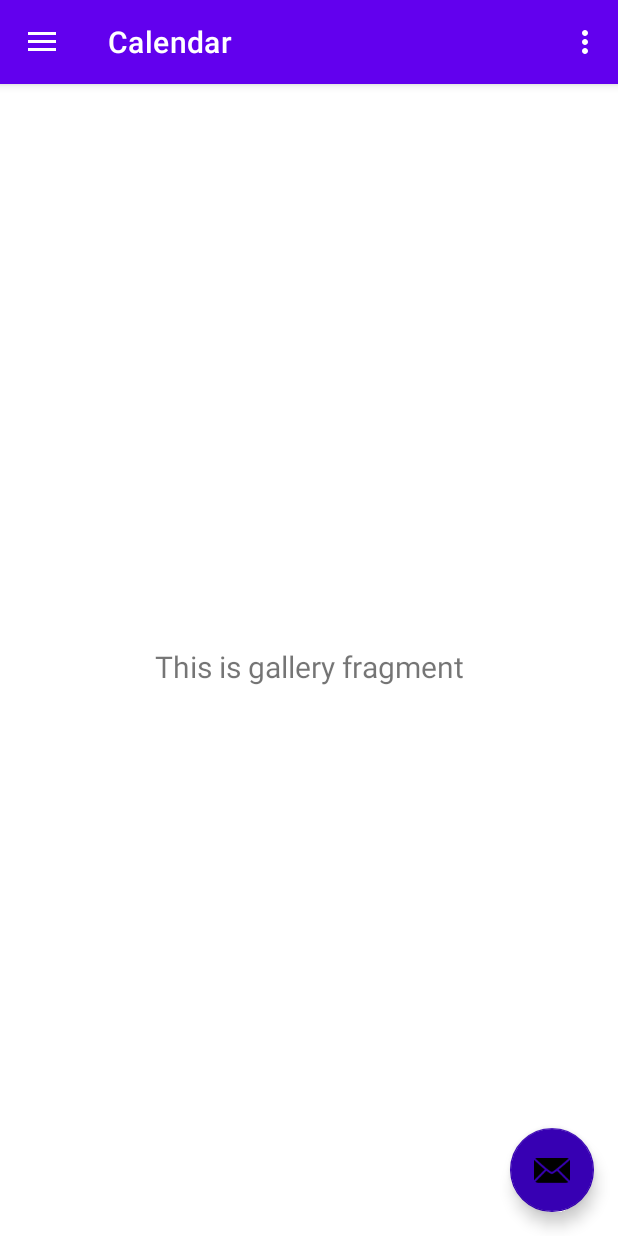
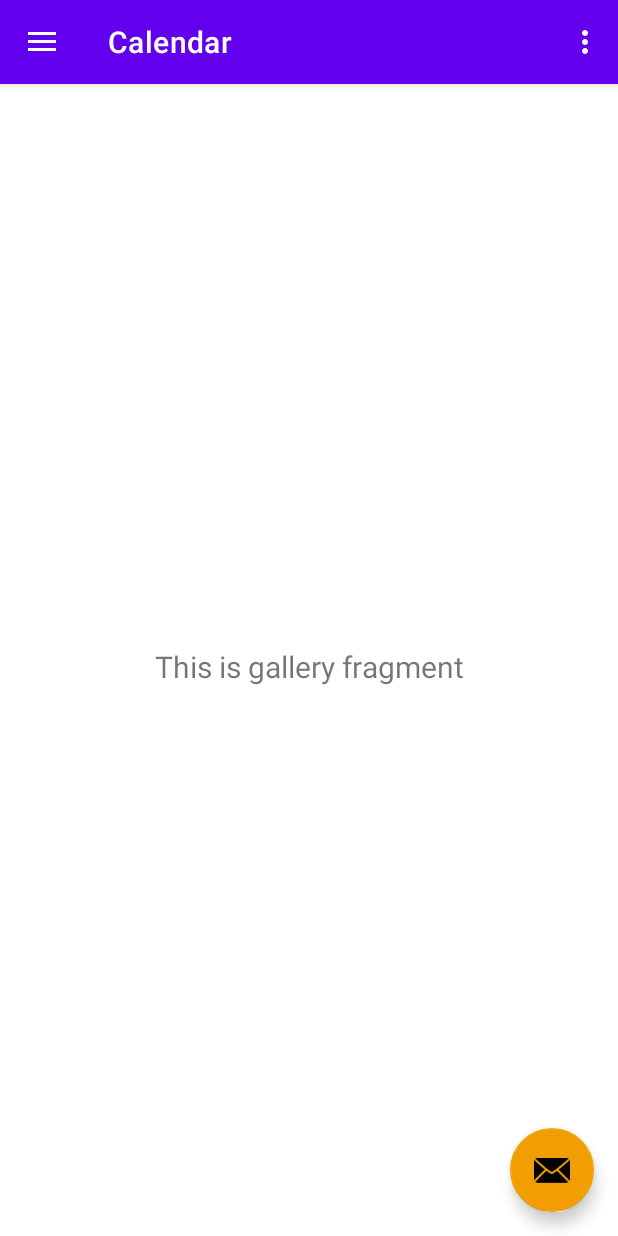
Before and after one commit to thompsonb908/HourTracker, an Android app: the screen it shows after launch (NavActivity), in the side drawer, after a tap on "Calendar", on a phone screen of 412 x 824 dp. Run offline under Robolectric (Android 15) with nearby library versions, the phone set to English and light mode, and no system bars; our stand-ins replace navigation-ui.

Commit message:
Update themes.xml

```diff
--- a/app/src/main/res/values/themes.xml
+++ b/app/src/main/res/values/themes.xml
@@ -6,8 +6,8 @@
         <item name="colorPrimaryVariant">@color/purple_700</item>
         <item name="colorOnPrimary">@color/white</item>
         <!-- Secondary brand color. -->
-        <item name="colorSecondary">@color/purple_700</item>
-        <item name="colorSecondaryVariant">@color/purple_700</item>
+        <item name="colorSecondary">@color/orange_200</item>
+        <item name="colorSecondaryVariant">@color/orange_700</item>
         <item name="colorOnSecondary">@color/black</item>
         <!-- Status bar color. -->
         <item name="android:statusBarColor" tools:targetApi="l">?attr/colorPrimaryVariant</item>
```
